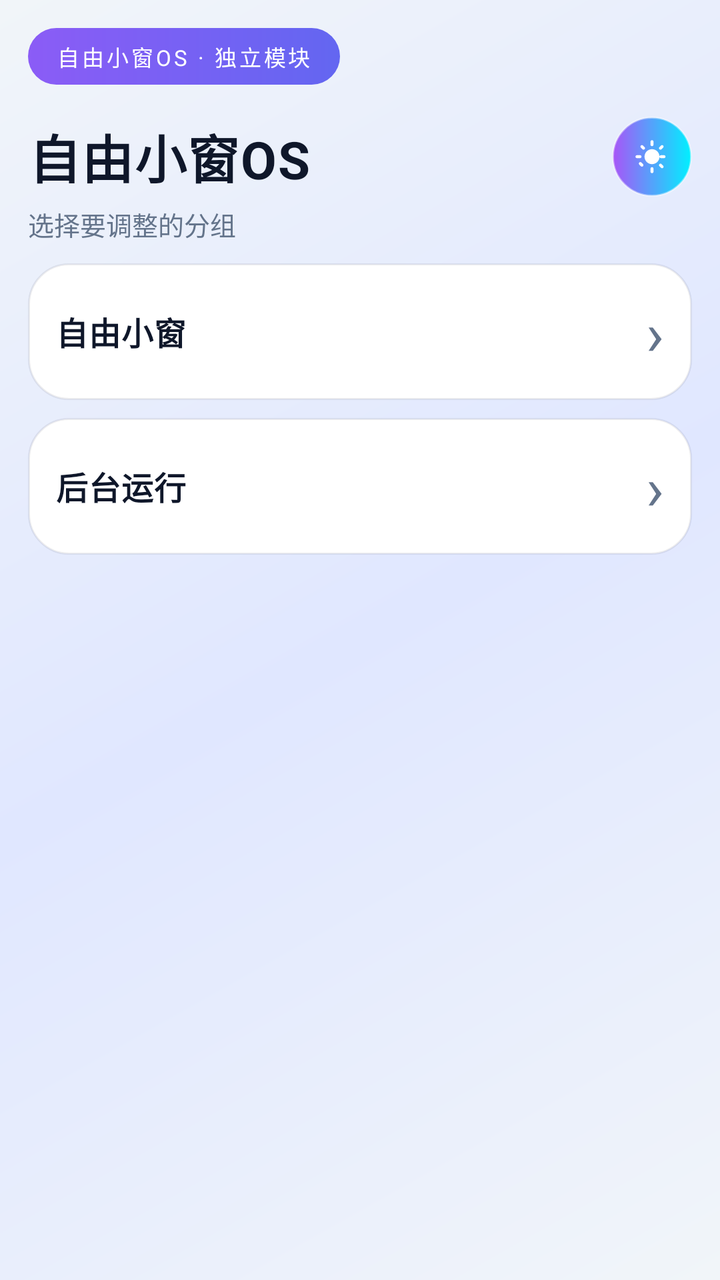
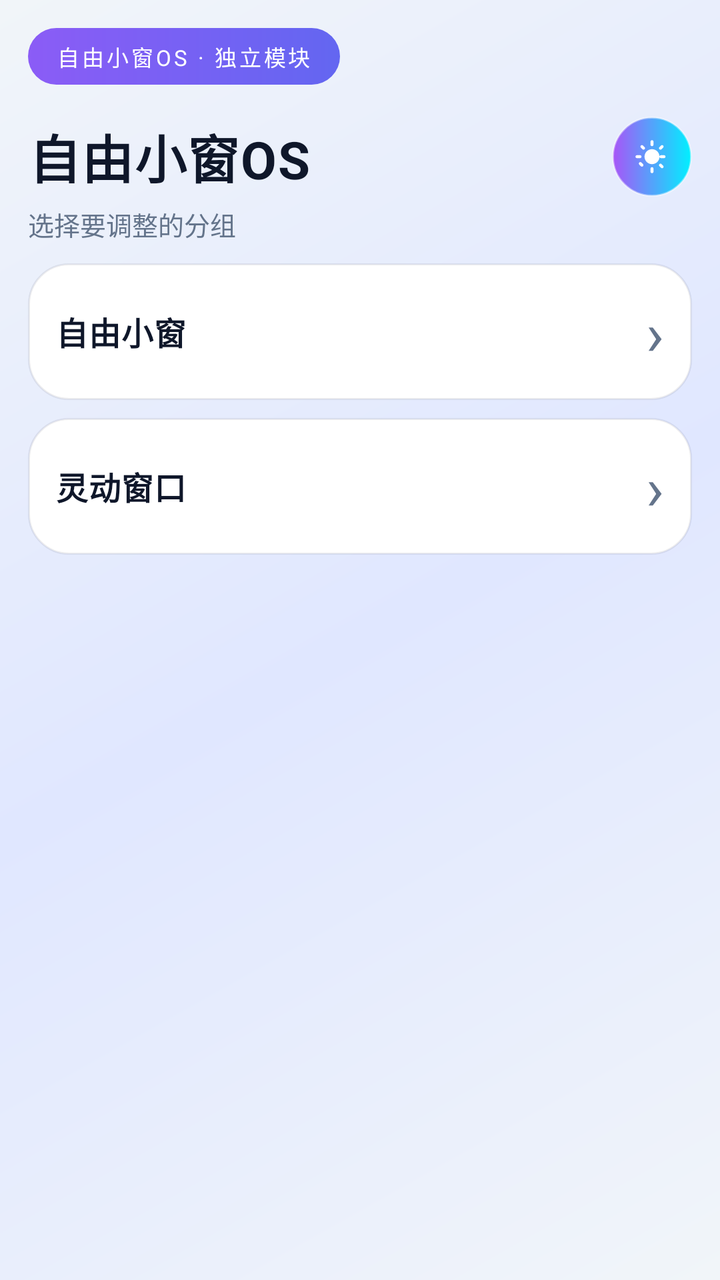

The first picture is an Android layout as it rendered before a commit; the second is the same layout after the commit. The layout source and the unified diff follow.
<!-- AndroidManifest.xml: activity theme LightTheme -->
<!-- res/layout/activity_settings.xml -->
<?xml version="1.0" encoding="utf-8"?>
<LinearLayout xmlns:android="http://schemas.android.com/apk/res/android"
    android:id="@+id/root"
    android:layout_width="match_parent"
    android:layout_height="match_parent"
    android:background="?attr/fwBackground"
    android:orientation="vertical"
    android:padding="14dp">

    
    <TextView
        android:layout_width="wrap_content"
        android:layout_height="wrap_content"
        android:background="?attr/fwPillBackground"
        android:letterSpacing="0.12"
        android:paddingLeft="14dp"
        android:paddingTop="6dp"
        android:paddingRight="14dp"
        android:paddingBottom="6dp"
        android:text="自由小窗OS · 独立模块"
        android:textColor="@color/text_primary"
        android:textSize="11sp" />

    
    <LinearLayout
        android:layout_width="match_parent"
        android:layout_height="wrap_content"
        android:layout_marginTop="16dp"
        android:gravity="center_vertical"
        android:orientation="horizontal">

        <TextView
            android:layout_width="0dp"
            android:layout_height="wrap_content"
            android:layout_weight="1"
            android:letterSpacing="0.02"
            android:text="自由小窗OS"
            android:textColor="?attr/fwTextPrimary"
            android:textSize="26sp"
            android:textStyle="bold" />

        <LinearLayout
            android:id="@+id/btnTheme"
            android:layout_width="40dp"
            android:layout_height="40dp"
            android:layout_marginStart="12dp"
            android:background="@drawable/btn_theme_bg"
            android:clickable="true"
            android:elevation="6dp"
            android:focusable="true"
            android:gravity="center"
            android:orientation="horizontal">

            <ImageView
                android:id="@+id/ivThemeIcon"
                android:layout_width="18dp"
                android:layout_height="18dp"
                android:contentDescription="theme"
                android:src="@drawable/ic_theme_sun" />
        </LinearLayout>
    </LinearLayout>

    
    <TextView
        android:layout_width="wrap_content"
        android:layout_height="wrap_content"
        android:layout_marginTop="4dp"
        android:text="选择要调整的分组"
        android:textColor="?attr/fwTextSecondary"
        android:textSize="13sp" />

    
    <ScrollView
        android:id="@+id/scroll"
        android:layout_width="match_parent"
        android:layout_height="0dp"
        android:layout_marginTop="10dp"
        android:layout_weight="1"
        android:clipToPadding="false"
        android:overScrollMode="never"
        android:scrollbars="none">

        <LinearLayout
            android:layout_width="match_parent"
            android:layout_height="wrap_content"
            android:orientation="vertical">

            
            <LinearLayout
                android:id="@+id/header_free_window"
                android:layout_width="match_parent"
                android:layout_height="wrap_content"
                android:background="?attr/fwCardBackground"
                android:clickable="true"
                android:focusable="true"
                android:gravity="center_vertical"
                android:orientation="horizontal"
                android:padding="14dp">

                <TextView
                    android:layout_width="0dp"
                    android:layout_height="wrap_content"
                    android:layout_weight="1"
                    android:letterSpacing="0.02"
                    android:text="自由小窗"
                    android:textColor="?attr/fwTextPrimary"
                    android:textSize="16sp"
                    android:textStyle="bold" />

                <TextView
                    android:id="@+id/arrow_free_window"
                    android:layout_width="wrap_content"
                    android:layout_height="wrap_content"
                    android:layout_marginStart="12dp"
                    android:text="›"
                    android:textColor="?attr/fwTextSecondary"
                    android:textSize="30sp" />
            </LinearLayout>

            <LinearLayout
                android:id="@+id/items_free_window"
                android:layout_width="match_parent"
                android:layout_height="wrap_content"
                android:layout_marginStart="12dp"
                android:orientation="vertical"
                android:visibility="gone">

                <LinearLayout
                    android:layout_width="match_parent"
                    android:layout_height="wrap_content"
                    android:layout_marginTop="9dp"
                    android:background="?attr/fwCardBackground"
                    android:gravity="center_vertical"
                    android:orientation="horizontal"
                    android:padding="14dp">

                    <LinearLayout
                        android:layout_width="0dp"
                        android:layout_height="wrap_content"
                        android:layout_weight="1"
                        android:orientation="vertical">

                        <TextView
                            android:layout_width="wrap_content"
                            android:layout_height="wrap_content"
                            android:text="隐藏窗口白条"
                            android:textColor="?attr/fwTextPrimary"
                            android:textSize="14sp"
                            android:textStyle="bold" />


                    </LinearLayout>

                    <Switch
                        android:id="@+id/switch_bottom_bar"
                        android:layout_width="wrap_content"
                        android:layout_height="wrap_content"
                        android:layout_marginStart="16dp" />
                </LinearLayout>

                <LinearLayout
                    android:layout_width="match_parent"
                    android:layout_height="wrap_content"
                    android:layout_marginTop="9dp"
                    android:background="?attr/fwCardBackground"
                    android:gravity="center_vertical"
                    android:orientation="horizontal"
                    android:padding="14dp">

                    <LinearLayout
                        android:layout_width="0dp"
                        android:layout_height="wrap_content"
                        android:layout_weight="1"
                        android:orientation="vertical">

                        <TextView
                            android:layout_width="wrap_content"
                            android:layout_height="wrap_content"
                            android:text="隐藏三点菜单栏"
                            android:textColor="?attr/fwTextPrimary"
                            android:textSize="14sp"
                            android:textStyle="bold" />


                    </LinearLayout>

                    <Switch
                        android:id="@+id/switch_three_dot"
                        android:layout_width="wrap_content"
                        android:layout_height="wrap_content"
                        android:layout_marginStart="16dp" />
                </LinearLayout>

                <LinearLayout
                    android:layout_width="match_parent"
                    android:layout_height="wrap_content"
                    android:layout_marginTop="9dp"
                    android:background="?attr/fwCardBackground"
                    android:gravity="center_vertical"
                    android:orientation="horizontal"
                    android:padding="14dp">

                    <LinearLayout
                        android:layout_width="0dp"
                        android:layout_height="wrap_content"
                        android:layout_weight="1"
                        android:orientation="vertical">

                        <TextView
                            android:layout_width="wrap_content"
                            android:layout_height="wrap_content"
                            android:text="首次拖动直达坞窗"
                            android:textColor="?attr/fwTextPrimary"
                            android:textSize="14sp"
                            android:textStyle="bold" />

                        
                    </LinearLayout>

                    <Switch
                        android:id="@+id/switch_first_drag"
                        android:layout_width="wrap_content"
                        android:layout_height="wrap_content"
                        android:layout_marginStart="16dp" />
                </LinearLayout>
            </LinearLayout>

            
            <LinearLayout
                android:id="@+id/header_background"
                android:layout_width="match_parent"
                android:layout_height="wrap_content"
                android:layout_marginTop="9dp"
                android:background="?attr/fwCardBackground"
                android:clickable="true"
                android:focusable="true"
                android:gravity="center_vertical"
                android:orientation="horizontal"
                android:padding="14dp">

                <TextView
                    android:layout_width="0dp"
                    android:layout_height="wrap_content"
                    android:layout_weight="1"
                    android:letterSpacing="0.02"
                    android:text="后台运行"
                    android:textColor="?attr/fwTextPrimary"
                    android:textSize="16sp"
                    android:textStyle="bold" />

                <TextView
                    android:id="@+id/arrow_background"
                    android:layout_width="wrap_content"
                    android:layout_height="wrap_content"
                    android:layout_marginStart="12dp"
                    android:text="›"
                    android:textColor="?attr/fwTextSecondary"
                    android:textSize="30sp" />
            </LinearLayout>

            <LinearLayout
                android:id="@+id/items_background"
                android:layout_width="match_parent"
                android:layout_height="wrap_content"
                android:layout_marginStart="12dp"
                android:orientation="vertical"
                android:visibility="gone">

                <LinearLayout
                    android:layout_width="match_parent"
                    android:layout_height="wrap_content"
                    android:layout_marginTop="9dp"
                    android:background="?attr/fwCardBackground"
                    android:gravity="center_vertical"
                    android:orientation="horizontal"
                    android:padding="14dp">

                    <LinearLayout
                        android:layout_width="0dp"
                        android:layout_height="wrap_content"
                        android:layout_weight="1"
                        android:orientation="vertical">

                        <TextView
                            android:layout_width="wrap_content"
                            android:layout_height="wrap_content"
                            android:text="解除数量限制"
                            android:textColor="?attr/fwTextPrimary"
                            android:textSize="14sp"
                            android:textStyle="bold" />

                    </LinearLayout>

                    <Switch
                        android:id="@+id/switch_lively_count"
                        android:layout_width="wrap_content"
                        android:layout_height="wrap_content"
                        android:layout_marginStart="16dp" />
                </LinearLayout>

                <LinearLayout
                    android:layout_width="match_parent"
                    android:layout_height="wrap_content"
                    android:layout_marginTop="9dp"
                    android:background="?attr/fwCardBackground"
                    android:orientation="vertical"
                    android:padding="14dp">

                    <LinearLayout
                        android:layout_width="match_parent"
                        android:layout_height="wrap_content"
                        android:gravity="center_vertical"
                        android:orientation="horizontal">

                        <TextView
                            android:layout_width="0dp"
                            android:layout_height="wrap_content"
                            android:layout_weight="1"
                            android:text="后台运行时长"
                            android:textColor="?attr/fwTextPrimary"
                            android:textSize="14sp"
                            android:textStyle="bold" />

                        <TextView
                            android:id="@+id/tv_lively_value"
                            android:layout_width="wrap_content"
                            android:layout_height="wrap_content"
                            android:layout_marginStart="12dp"
                            android:text="1 小时"
                            android:textColor="@color/accent_1"
                            android:textSize="14sp"
                            android:textStyle="bold" />
                    </LinearLayout>


                    <SeekBar
                        android:id="@+id/seek_lively_hours"
                        android:layout_width="match_parent"
                        android:layout_height="wrap_content"
                        android:layout_marginTop="10dp"
                        android:max="5" />

                </LinearLayout>
            </LinearLayout>

        </LinearLayout>

    </ScrollView>

</LinearLayout>
<!-- resources referenced by this layout -->
<resources>
  <color name="accent_1">#8B5CF6</color>
  <color name="text_primary">#FFFFFF</color>
  <!-- drawable btn_theme_bg (drawable) -->
  <?xml version="1.0" encoding="utf-8"?>
  <ripple xmlns:android="http://schemas.android.com/apk/res/android"
      android:color="#33FFFFFF">
      <item>
          <shape android:shape="oval">
              <gradient
                  android:angle="0"
                  android:startColor="#A855F7"
                  android:endColor="#00F0FF"
                  android:type="linear" />
              <stroke
                  android:width="1dp"
                  android:color="#66FFFFFF" />
          </shape>
      </item>
  </ripple>
  <style name="LightTheme" parent="android:style/Theme.Material.Light.NoActionBar">
          <item name="android:windowBackground">@drawable/bg_gradient_light</item>
          <item name="android:statusBarColor">@color/light_bg_start</item>
          <item name="android:navigationBarColor">@color/light_bg_start</item>
          <item name="android:windowLightStatusBar">true</item>
          <item name="fwBackground">@drawable/bg_gradient_light</item>
          <item name="fwCardBackground">@drawable/bg_card_light</item>
          <item name="fwPillBackground">@drawable/bg_pill</item>
          <item name="fwTextPrimary">@color/light_text_primary</item>
          <item name="fwTextSecondary">@color/light_text_secondary</item>
          <item name="fwTextHint">@color/light_text_hint</item>
          <item name="fwThemeChipBackground">@drawable/bg_theme_chip_light</item>
      </style>
  <!-- drawable bg_gradient_light (drawable) -->
  <?xml version="1.0" encoding="utf-8"?>
  <shape xmlns:android="http://schemas.android.com/apk/res/android"
      android:shape="rectangle">
      <gradient
          android:angle="135"
          android:startColor="@color/light_bg_start"
          android:centerColor="@color/light_bg_mid"
          android:endColor="@color/light_bg_end"
          android:type="linear" />
  </shape>
  <color name="light_bg_start">#F1F5F9</color>
  <!-- drawable bg_card_light (drawable) -->
  <?xml version="1.0" encoding="utf-8"?>
  <shape xmlns:android="http://schemas.android.com/apk/res/android"
      android:shape="rectangle">
      <solid android:color="@color/light_card" />
      <corners android:radius="20dp" />
      <stroke
          android:width="1dp"
          android:color="@color/light_card_stroke" />
  </shape>
  <!-- drawable bg_pill (drawable) -->
  <?xml version="1.0" encoding="utf-8"?>
  <shape xmlns:android="http://schemas.android.com/apk/res/android"
      android:shape="rectangle">
      <gradient
          android:angle="0"
          android:startColor="@color/accent_1"
          android:endColor="@color/accent_2"
          android:type="linear" />
      <corners android:radius="999dp" />
  </shape>
  <color name="light_text_primary">#0F172A</color>
  <color name="light_text_secondary">#64748B</color>
  <color name="light_text_hint">#94A3B8</color>
  <!-- drawable bg_theme_chip_light (drawable) -->
  <?xml version="1.0" encoding="utf-8"?>
  <shape xmlns:android="http://schemas.android.com/apk/res/android"
      android:shape="rectangle">
      <solid android:color="#1A4F46E5" />
      <stroke
          android:width="1dp"
          android:color="#886366F1" />
      <corners android:radius="999dp" />
  </shape>
  <color name="light_bg_mid">#E0E7FF</color>
  <color name="light_bg_end">#F1F5F9</color>
  <color name="light_card">#FFFFFFFF</color>
  <color name="light_card_stroke">#140F172A</color>
  <color name="accent_2">#6366F1</color>
  <!-- unchanged entries left out for length: 1 -->
</resources>

<!-- the commit's change to res/layout/activity_settings.xml (unified diff, before → after) -->
@@ -243,7 +243,7 @@
                     android:layout_height="wrap_content"
                     android:layout_weight="1"
                     android:letterSpacing="0.02"
-                    android:text="后台运行"
+                    android:text="灵动窗口"
                     android:textColor="?attr/fwTextPrimary"
                     android:textSize="16sp"
                     android:textStyle="bold" />
@@ -303,6 +303,46 @@
                     android:layout_height="wrap_content"
                     android:layout_marginTop="9dp"
                     android:background="?attr/fwCardBackground"
+                    android:gravity="center_vertical"
+                    android:orientation="horizontal"
+                    android:padding="14dp">
+
+                    <LinearLayout
+                        android:layout_width="0dp"
+                        android:layout_height="wrap_content"
+                        android:layout_weight="1"
+                        android:orientation="vertical">
+
+                        <TextView
+                            android:layout_width="wrap_content"
+                            android:layout_height="wrap_content"
+                            android:text="后台卡片封面铺满"
+                            android:textColor="?attr/fwTextPrimary"
+                            android:textSize="14sp"
+                            android:textStyle="bold" />
+
+                        <TextView
+                            android:layout_width="wrap_content"
+                            android:layout_height="wrap_content"
+                            android:layout_marginTop="2dp"
+                            android:text="自由小窗快照铺满最近任务卡片，消除上下黑边"
+                            android:textColor="?attr/fwTextSecondary"
+                            android:textSize="11sp" />
+
+                    </LinearLayout>
+
+                    <Switch
+                        android:id="@+id/switch_card_cover"
+                        android:layout_width="wrap_content"
+                        android:layout_height="wrap_content"
+                        android:layout_marginStart="16dp" />
+                </LinearLayout>
+
+                <LinearLayout
+                    android:layout_width="match_parent"
+                    android:layout_height="wrap_content"
+                    android:layout_marginTop="9dp"
+                    android:background="?attr/fwCardBackground"
                     android:orientation="vertical"
                     android:padding="14dp">
 
